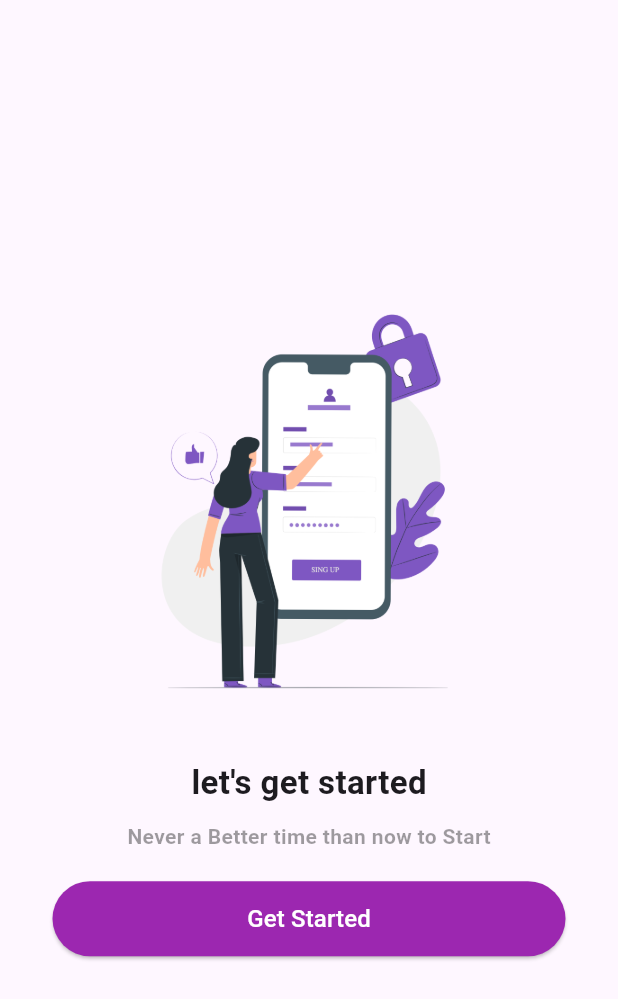
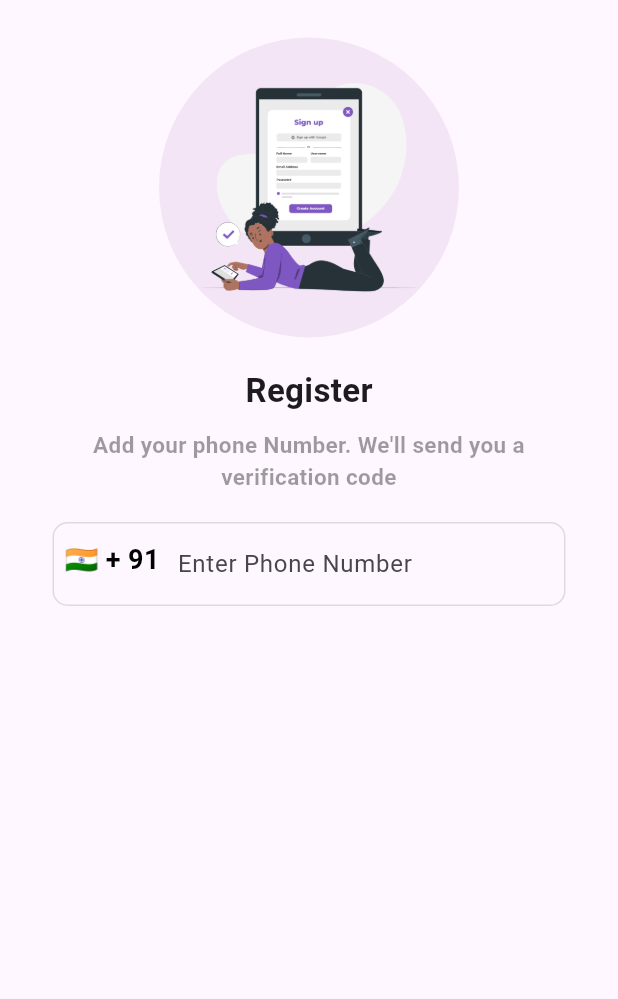
Before and after one commit to sujalraj00/Delivery-Panel, a Flutter app: the screen it shows after launch, after a tap on "Get Started", on a phone screen of 412 x 824 dp. Shown: the top 999 px of the screen. Run offline on Flutter 3.47's test engine with Material 3 defaults, Android fonts, the light colour scheme and no system bars; our stand-ins replace country_picker.

Commit message:
register screen added

```diff
--- a/lib/Screens/register_screen.dart
+++ b/lib/Screens/register_screen.dart
@@ -0,0 +1,123 @@
+import 'package:country_picker/country_picker.dart';
+import 'package:flutter/material.dart';
+
+class RegisterScreen extends StatefulWidget {
+  const RegisterScreen({super.key});
+
+  @override
+  State<RegisterScreen> createState() => _RegisterScreenState();
+}
+
+class _RegisterScreenState extends State<RegisterScreen> {
+  Country selectedCountry = Country(
+      phoneCode: "91",
+      countryCode: "IN",
+      e164Sc: 0,
+      geographic: true,
+      level: 1,
+      name: "India",
+      example: "India",
+      displayName: "India",
+      displayNameNoCountryCode: "India",
+      e164Key: "");
+
+  final TextEditingController phoneController = TextEditingController();
+
+  @override
+  Widget build(BuildContext context) {
+    return Scaffold(
+      body: SafeArea(
+        child: Center(
+          child: Padding(
+            padding: EdgeInsets.symmetric(horizontal: 35, vertical: 25),
+            child: Column(
+              children: [
+                Container(
+                  width: 200,
+                  height: 200,
+                  padding: const EdgeInsets.all(20),
+                  decoration: BoxDecoration(
+                    shape: BoxShape.circle,
+                    color: Colors.purple.shade50,
+                  ),
+                  child: Image.asset("assets/image2.png"),
+                ),
+                const SizedBox(
+                  height: 20,
+                ),
+                const Text(
+                  "Register",
+                  style: TextStyle(fontWeight: FontWeight.bold, fontSize: 22),
+                ),
+                const SizedBox(
+                  height: 10,
+                ),
+                const Text(
+                  "Add your phone Number. We'll send you a verification code",
+                  style: TextStyle(
+                      fontSize: 15,
+                      fontWeight: FontWeight.bold,
+                      color: Colors.black38),
+                  textAlign: TextAlign.center,
+                ),
+                const SizedBox(
+                  height: 20,
+                ),
+                TextFormField(
+                  cursorColor: Colors.purple,
+                  controller: phoneController,
+                  onChanged: (value){
+                    setState(() {
+                      phoneController.text = value;
+                    });
+                  },
+                  decoration: InputDecoration(
+                      hintText: "Enter Phone Number",
+                      enabledBorder: OutlineInputBorder(
+                        borderRadius: BorderRadius.circular(10),
+                        borderSide: const BorderSide(color: Colors.black12),
+                      ),
+                      prefixIcon: Container(
+                        padding: const EdgeInsets.all(8.0),
+                        child: InkWell(
+                          onTap: (){
+                            showCountryPicker(
+                                context: context,
+                                countryListTheme: CountryListThemeData(
+                                  bottomSheetHeight: 500
+                                ),
+                                onSelect: (value){
+                              setState(() {
+                                selectedCountry = value;
+                              });
+                                });
+                          },
+                          child: Text("${selectedCountry.flagEmoji} + ${selectedCountry.phoneCode}",
+                          style: const TextStyle(
+                            fontSize: 18,
+                            fontWeight: FontWeight.bold,
+                            color: Colors.black
+                          ),),
+                        ),
+                      ),
+                    suffixIcon: phoneController.text.length> 9 ? Container(
+                      height: 30,
+                      width: 30,
+                      decoration: const BoxDecoration(
+                        shape: BoxShape.circle,
+                        color: Colors.green
+                      ),
+                      child: const Icon(Icons.done,
+                      color: Colors.white,
+                      size: 20,),
+                    ) : null,
+                  ),
+                )
+              ],
+            ),
+          ),
+        ),
+      ),
+    );
+  }
+}
--- a/lib/Screens/welcome_screen.dart
+++ b/lib/Screens/welcome_screen.dart
@@ -1,5 +1,6 @@
 import 'dart:ui';
 
+import 'package:delivery_panel/Screens/register_screen.dart';
 import 'package:flutter/material.dart';
 import 'package:delivery_panel/widgets/custom_button.dart';
 
@@ -49,7 +50,14 @@ class _WelcomeScreenState extends State<WelcomeScreen> {
                     width: double.infinity,
                     height: 50,
                     child: CustomButton(
-                     onPressed: (){},
+                     onPressed: (){
+                       Navigator.push(
+                         context,
+                         MaterialPageRoute(
+                           builder: (context)=> const RegisterScreen()
+                           ),
+                       );
+                     },
                       text: "Get Started",
                     ),
                   )
--- a/pubspec.yaml
+++ b/pubspec.yaml
@@ -35,6 +35,7 @@ dependencies:
   # The following adds the Cupertino Icons font to your application.
   # Use with the CupertinoIcons class for iOS style icons.
   cupertino_icons: ^1.0.6
+  country_picker: ^2.0.25
 
 dev_dependencies:
   flutter_test:
```
Also changed, not shown: pubspec.lock.
